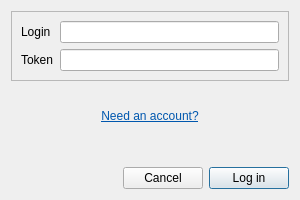
Above: mapflow/static/ui/login_dialog.ui from Geoalert/mapflow-qgis before the change. Below: the same form after it.
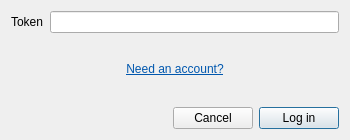
That is the form after the change. Custom widgets are drawn as their Qt base class.

Commit message: feat: accept only token as base64 creds

The edit to the form file:
```diff
--- a/mapflow/static/ui/login_dialog.ui
+++ b/mapflow/static/ui/login_dialog.ui
@@ -6,8 +6,8 @@
    <rect>
     <x>0</x>
     <y>0</y>
-    <width>300</width>
-    <height>200</height>
+    <width>350</width>
+    <height>140</height>
    </rect>
   </property>
   <property name="sizePolicy">
@@ -18,14 +18,14 @@
   </property>
   <property name="minimumSize">
    <size>
-    <width>300</width>
-    <height>200</height>
+    <width>350</width>
+    <height>140</height>
    </size>
   </property>
   <property name="maximumSize">
    <size>
-    <width>300</width>
-    <height>200</height>
+    <width>350</width>
+    <height>140</height>
    </size>
   </property>
   <property name="windowTitle">
@@ -33,41 +33,22 @@
   </property>
   <layout class="QVBoxLayout" name="verticalLayout">
    <item>
-    <widget class="QFrame" name="form">
-     <property name="frameShape">
-      <enum>QFrame::StyledPanel</enum>
-     </property>
      <layout class="QFormLayout" name="formLayout">
       <item row="0" column="0">
-       <widget class="QLabel" name="loginLabel">
-        <property name="text">
-         <string>Login</string>
-        </property>
-       </widget>
-      </item>
-      <item row="0" column="1">
-       <widget class="QLineEdit" name="username">
-        <property name="clearButtonEnabled">
-         <bool>true</bool>
-        </property>
-       </widget>
-      </item>
-      <item row="1" column="0">
        <widget class="QLabel" name="labelPassword">
         <property name="text">
          <string>Token</string>
         </property>
        </widget>
       </item>
-      <item row="1" column="1">
-       <widget class="QgsPasswordLineEdit" name="password">
+     <item row="0" column="1">
+      <widget class="QgsPasswordLineEdit" name="token">
         <property name="clearButtonEnabled">
          <bool>true</bool>
         </property>
        </widget>
       </item>
      </layout>
-    </widget>
    </item>
    <item>
     <widget class="QLabel" name="needAnAccount">
```
Left out of the diff: 3 changed lines with no effect on the pictures. Lines whose indentation alone changed are shown as unchanged.
